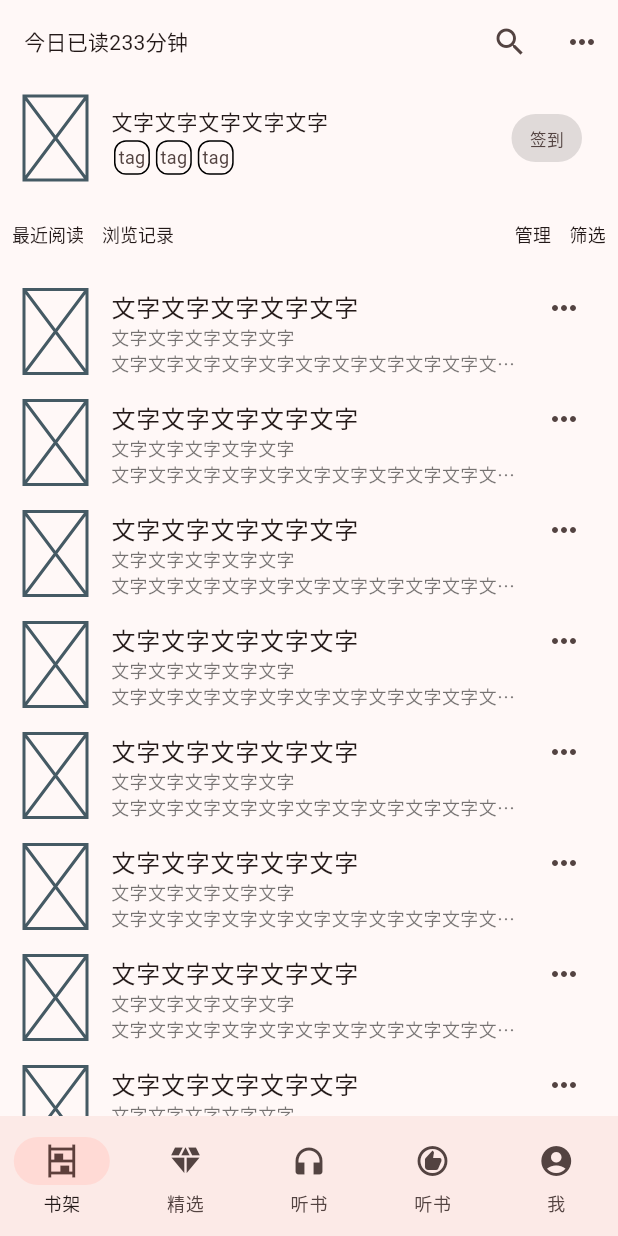
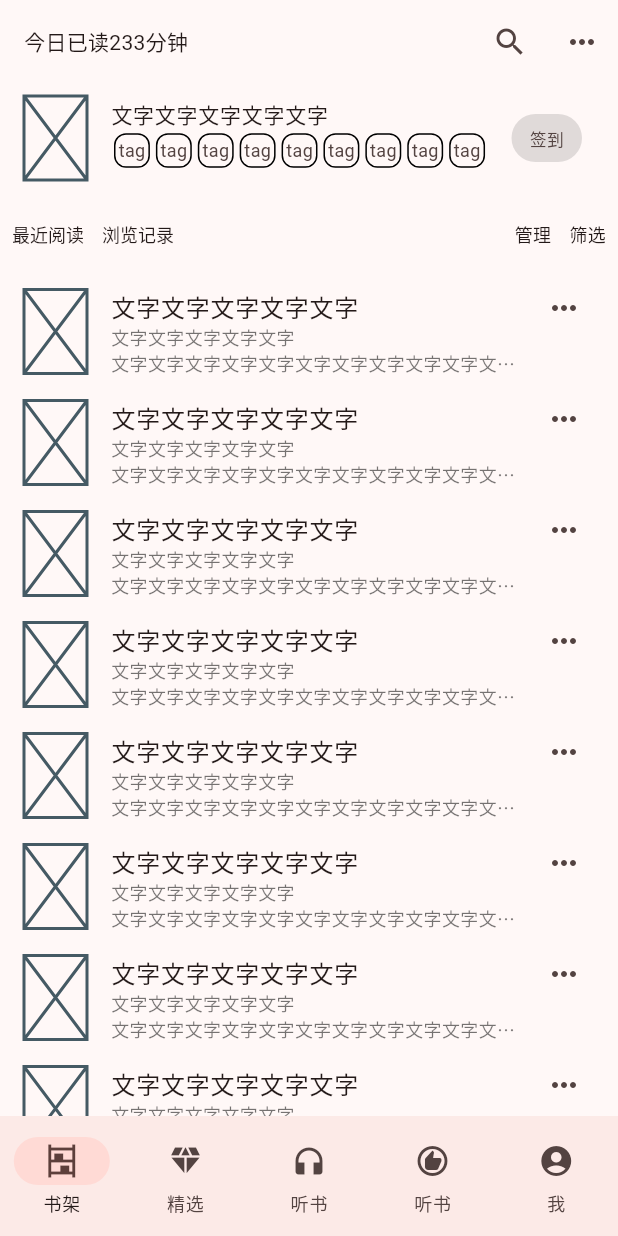
Before and after one commit to eirueirufu/qidian, a Flutter app: the screen it shows after launch, on a phone screen of 412 x 824 dp. Run offline on Flutter 3.47's test engine with Material 3 defaults, Android fonts, the light colour scheme and no system bars.

Commit message:
fix: overflow

```diff
--- a/lib/shelf/shelf.dart
+++ b/lib/shelf/shelf.dart
@@ -68,8 +68,10 @@ class ShelfState extends State<Shelf> {
                 style: TextStyle(fontSize: 14),
                 overflow: TextOverflow.ellipsis,
               ),
-              subtitle: Row(
-                  children: List<Widget>.generate(3, (index) {
+              subtitle: SingleChildScrollView(
+                scrollDirection: Axis.horizontal,
+                child: Row(
+                    children: List<Widget>.generate(10, (index) {
                   return Container(
                     padding: EdgeInsets.all(2),
                     margin: EdgeInsets.all(2),
@@ -82,6 +84,7 @@ class ShelfState extends State<Shelf> {
                         borderRadius: BorderRadius.all(Radius.circular(8))),
                   );
                 })),
+              ),
               trailing: Container(
                 padding: EdgeInsets.symmetric(vertical: 8, horizontal: 12),
                 decoration: BoxDecoration(
```
Lines whose indentation alone changed are shown as unchanged.
